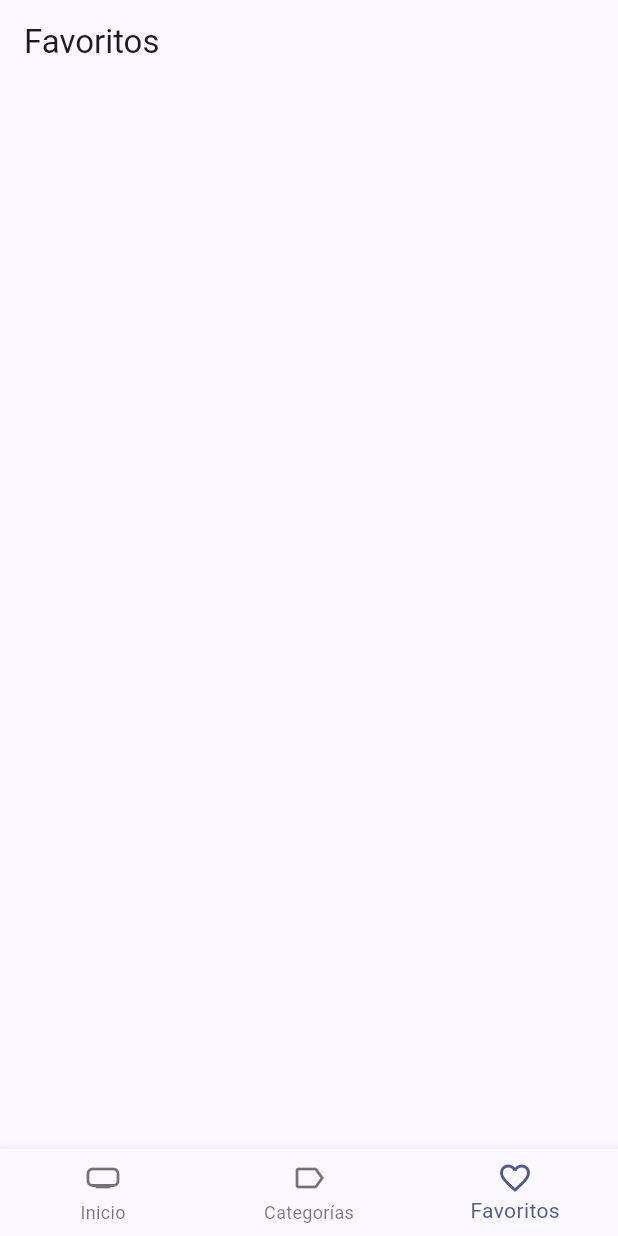
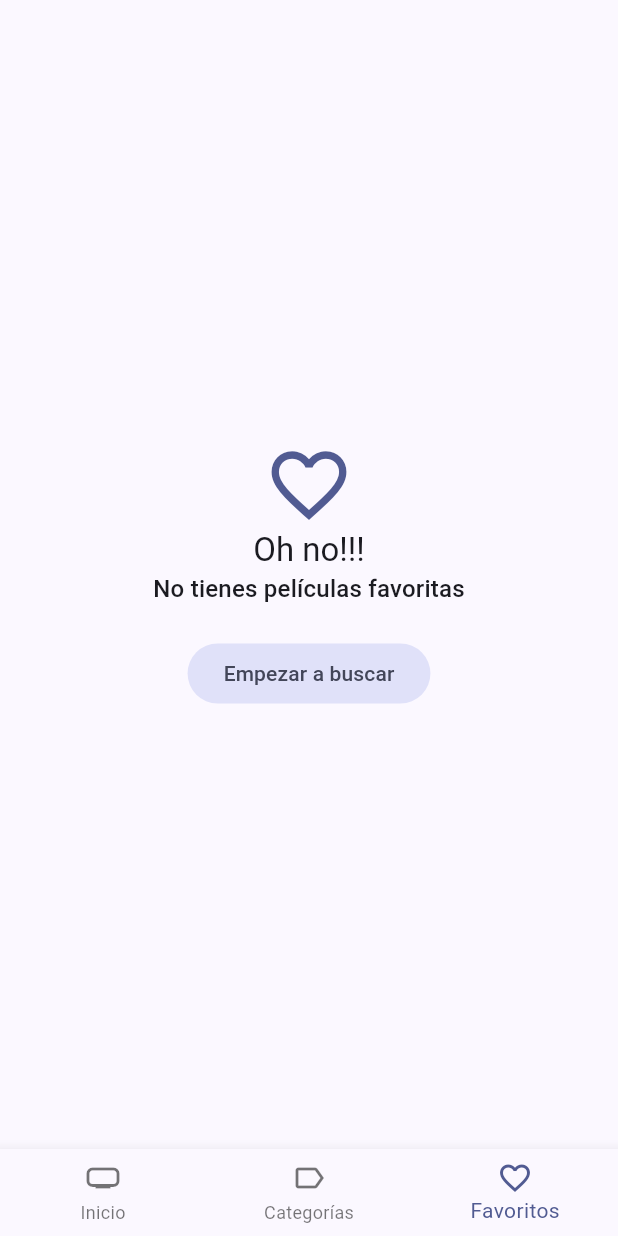
Before and after one commit to ingedevs/Flutter-Cinemapedia, a Flutter app: the screen it shows after launch, item 3 of the bottom bar chosen, on a phone screen of 412 x 824 dp. Run offline on Flutter 3.47's test engine with Material 2 defaults, Android fonts, the phone set to English and light mode, and no system bars; our stand-ins replace animate_do, card_swiper, dio, flutter_dotenv, flutter_riverpod, go_router and 1 more; accounts and stored records are empty; generated files the repository leaves out were written again; network calls fail.

Commit message:
favorite view finish

```diff
--- a/lib/infrastructure/models/moviedb/movie_details.dart
+++ b/lib/infrastructure/models/moviedb/movie_details.dart
@@ -14,7 +14,7 @@ class MovieDetails {
   final String posterPath;
   final List<ProductionCompany> productionCompanies;
   final List<ProductionCountry> productionCountries;
-  final DateTime releaseDate;
+  final DateTime? releaseDate;
   final int revenue;
   final int runtime;
   final List<SpokenLanguage> spokenLanguages;
@@ -73,7 +73,7 @@ class MovieDetails {
         productionCountries: List<ProductionCountry>.from(
             json['production_countries']
                 .map((x) => ProductionCountry.fromJson(x))),
-        releaseDate: DateTime.parse(json['release_date']),
+        releaseDate: DateTime.tryParse(json['release_date']),
         revenue: json['revenue'],
         runtime: json['runtime'],
         spokenLanguages: List<SpokenLanguage>.from(
@@ -105,7 +105,7 @@ class MovieDetails {
         'production_countries':
             List<dynamic>.from(productionCountries.map((x) => x.toJson())),
         'release_date':
-            "${releaseDate.year.toString().padLeft(4, '0')}-${releaseDate.month.toString().padLeft(2, '0')}-${releaseDate.day.toString().padLeft(2, '0')}",
+            "${releaseDate?.year.toString().padLeft(4, '0')}-${releaseDate?.month.toString().padLeft(2, '0')}-${releaseDate?.day.toString().padLeft(2, '0')}",
         'revenue': revenue,
         'runtime': runtime,
         'spoken_languages':
--- a/lib/presentation/providers/providers.dart
+++ b/lib/presentation/providers/providers.dart
@@ -6,3 +6,4 @@ export 'movies/movies_providers.dart';
 export 'movies/movies_repository_provider.dart';
 export 'movies/movies_slideshow_provider.dart';
 export 'search/search_provider.dart';
+export 'storage/local_storage_provider.dart';
--- a/lib/presentation/views/movies/favorites_view.dart
+++ b/lib/presentation/views/movies/favorites_view.dart
@@ -1,16 +1,68 @@
+import 'package:fl_cinemapedia_app/presentation/providers/storage/favorite_movies_provider.dart';
+import 'package:fl_cinemapedia_app/presentation/widgets/widgets.dart';
 import 'package:flutter/material.dart';
+import 'package:flutter_riverpod/flutter_riverpod.dart';
+import 'package:go_router/go_router.dart';
 
-class FavoritesView extends StatelessWidget {
+class FavoritesView extends ConsumerStatefulWidget {
   const FavoritesView({super.key});
 
   @override
+  FavoritesViewState createState() => FavoritesViewState();
+}
+
+class FavoritesViewState extends ConsumerState<FavoritesView> {
+  bool isLastPage = false;
+  bool isLoading = false;
+
+  @override
+  void initState() {
+    super.initState();
+    loadNextPage();
+  }
+
+  void loadNextPage() async {
+    if (isLoading || isLastPage) return;
+    isLoading = true;
+    final movies =
+        await ref.read(favoriteMoviesProvider.notifier).loadNextPage();
+    isLoading = false;
+    if (movies.isEmpty) isLastPage = true;
+  }
+
+  @override
   Widget build(BuildContext context) {
-    // TODO: FavoritesView Implement build method.
+    final favoriteMovies = ref.watch(favoriteMoviesProvider).values.toList();
+
+    if (favoriteMovies.isEmpty) {
+      final colors = Theme.of(context).colorScheme;
+      return Scaffold(
+        body: Center(
+          child: Column(
+            mainAxisAlignment: MainAxisAlignment.center,
+            crossAxisAlignment: CrossAxisAlignment.center,
+            children: [
+              Icon(Icons.favorite_outline_sharp,
+                  size: 60, color: colors.primary),
+              Text('Oh no!!!', style: Theme.of(context).textTheme.titleLarge),
+              Text('No tienes películas favoritas',
+                  style: Theme.of(context).textTheme.titleMedium),
+              const SizedBox(height: 20),
+              FilledButton.tonal(
+                onPressed: () => context.go('/home/0'),
+                child: const Text('Empezar a buscar'),
+              )
+            ],
+          ),
+        ),
+      );
+    }
+
     return Scaffold(
-      appBar: AppBar(
-        title: const Text('Favoritos'),
+      body: MovieMasonry(
+        loadNextPage: loadNextPage,
+        movies: favoriteMovies,
       ),
-      body: Container(),
     );
   }
 }
--- a/lib/presentation/widgets/shared/custom_appbar.dart
+++ b/lib/presentation/widgets/shared/custom_appbar.dart
@@ -40,7 +40,7 @@ class CustomAppBar extends ConsumerWidget {
                     ),
                   ).then((movie) {
                     if (movie == null) return;
-                    context.push('/movie/${movie.id}');
+                    context.push('/home/0/movie/${movie.id}');
                   });
                 },
                 icon: const Icon(Icons.search),
--- a/lib/presentation/widgets/widgets.dart
+++ b/lib/presentation/widgets/widgets.dart
@@ -1,4 +1,6 @@
 export 'package:fl_cinemapedia_app/presentation/widgets/movies/movie_horizontal_listview.dart';
+export 'package:fl_cinemapedia_app/presentation/widgets/movies/movie_masonry.dart';
+export 'package:fl_cinemapedia_app/presentation/widgets/movies/movie_poster_link.dart';
 export 'package:fl_cinemapedia_app/presentation/widgets/movies/movies_slideshow.dart';
 export 'package:fl_cinemapedia_app/presentation/widgets/shared/custom_appbar.dart';
 export 'package:fl_cinemapedia_app/presentation/widgets/shared/custom_bottom_navigator.dart';
--- a/pubspec.yaml
+++ b/pubspec.yaml
@@ -14,6 +14,7 @@ dependencies:
     sdk: flutter
   flutter_dotenv: ^5.0.2
   flutter_riverpod: ^2.3.6
+  flutter_staggered_grid_view: ^0.6.2
   go_router: ^7.0.0
   intl: ^0.18.1
   isar: ^3.1.0+1
```
Also changed, not shown: lib/presentation/providers/storage/favorite_movies_provider.dart (added, +44 -0 lines), lib/presentation/providers/storage/local_storage_provider.dart (added, +7 -0 lines), lib/presentation/screens/movies/movie_screen.dart (+25 -4 lines), lib/presentation/widgets/movies/movie_masonry.dart (added, +65 -0 lines), lib/presentation/widgets/movies/movie_poster_link.dart (added, +25 -0 lines), pubspec.lock, 1 other file.
